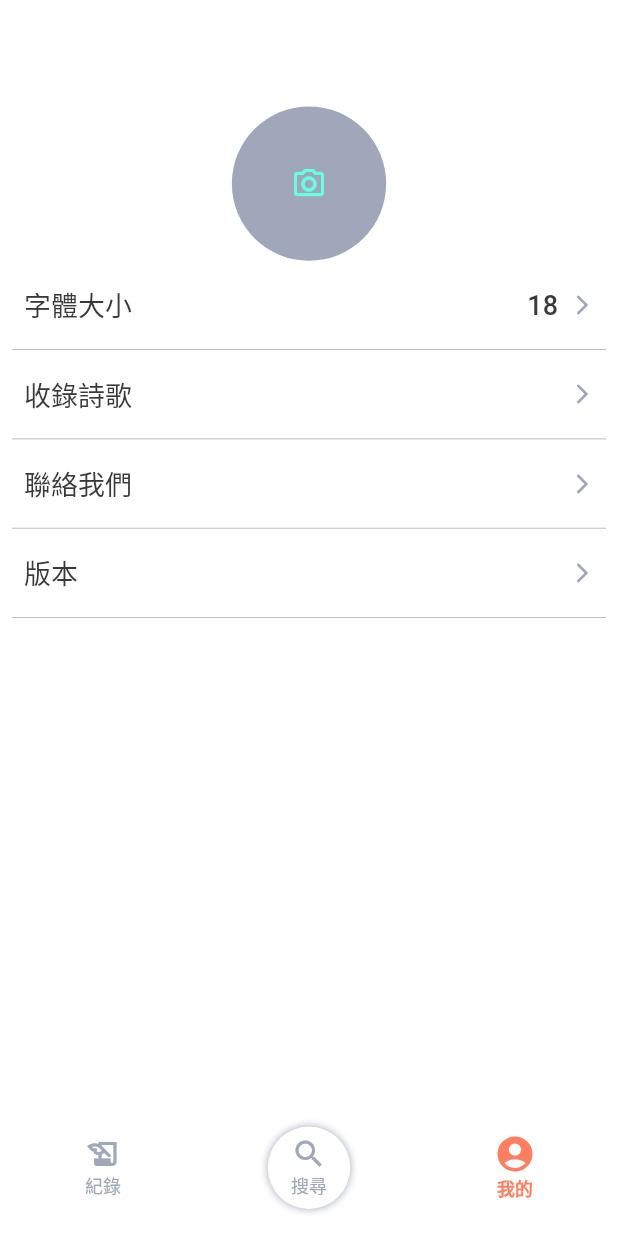
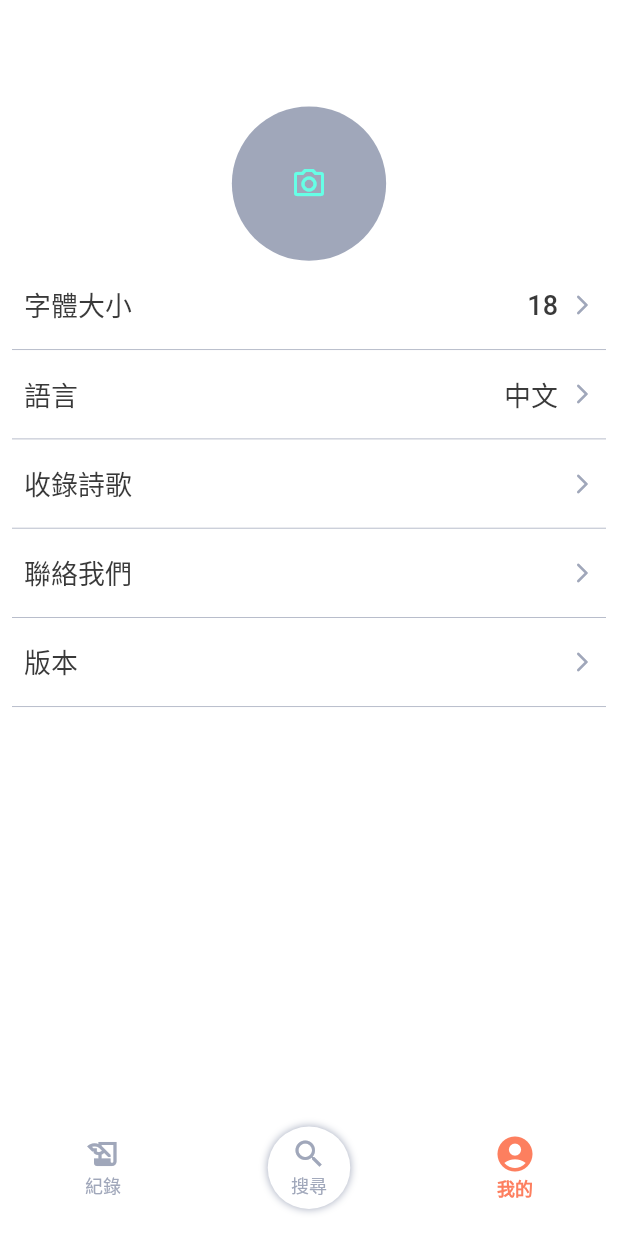
Before and after one commit to 0soul0/flutter_poetry, a Flutter app: the screen it shows after launch, item 3 of the bottom bar chosen, on a phone screen of 412 x 824 dp. Run offline on Flutter 3.47's test engine with Material 2 defaults, Android fonts, the phone set to English and light mode, and no system bars; our stand-ins replace audioplayers, dio, event_bus, firebase_core, firebase_messaging, floor and 12 more; missing offline and left inert: lifecycle, new_version_plus; accounts and stored records are empty; generated files the repository leaves out were written again; network calls fail.

```diff
--- a/lib/main_controller.dart
+++ b/lib/main_controller.dart
@@ -37,6 +37,8 @@ class MainController extends BaseController {
   late PoetryDao _poetryDao;
   late CatalogueDao _categoryDao;
   late SubCategoryDao _subCategoryDao;
+
+  bool updateAllSource = false;
 
   @override
   Future onInit() async {
@@ -91,10 +93,10 @@ class MainController extends BaseController {
     }
     final systemInfo = SystemInfoModel.fromMap(item);
     RouteApi.baseUrl = systemInfo.baseUrl;
+    //檢查config版本
+    await checkConfigVersion(systemInfo);
     //檢查檔案版本
     await checkAndUpdateFilesVersion(systemInfo);
-    //檢查config版本
-    await checkConfigVersion(systemInfo);
 
     Singleton.getEventBusInstance().fire(MsgEvent("loadingDone"));
   }
@@ -108,6 +110,7 @@ class MainController extends BaseController {
     if (oldConfig.isEmpty ||
         (int.parse(newConfig.appVersion.replaceAll(".", "")) >
             int.parse(oldConfig[0].appVersion.replaceAll(".", "")))) {
+      updateAllSource=true;
       showDialog(newConfig.updateContent);
       _systemDao.insertItem(newConfig);
     }
@@ -130,7 +133,7 @@ class MainController extends BaseController {
       var dataUpdateDone = fileMap?.dataUpdateDone ?? FileModel.keyUpdateUnDone;
 
       if (isFileVersionUpdate(oldV, newFile.dataVersion, newFile) ||
-          dataUpdateDone == FileModel.keyUpdateUnDone) {
+          dataUpdateDone == FileModel.keyUpdateUnDone||updateAllSource) {
         //更新資料庫版本和是否更新完成設定為false
         await updateFileDownloadStatus(FileModel.keyUpdateUnDone, newFile);
 
--- a/lib/presentation/views/mine/mineController.dart
+++ b/lib/presentation/views/mine/mineController.dart
@@ -6,6 +6,7 @@ import 'package:flutter_poetry/data/cache_data.dart';
 import 'package:flutter_poetry/data/setting_config.dart';
 import 'package:flutter_poetry/domain/dao/fileDao.dart';
 import 'package:flutter_poetry/presentation/views/base/baseController.dart';
+import 'package:flutter_poetry/presentation/views/mine/setting/language_fragment.dart';
 import 'package:flutter_poetry/presentation/views/widget/text_unit_widget.dart';
 import 'package:flutter_poetry/tool/permission.dart';
 import 'package:flutter_poetry/tool/shared_preferences_unit.dart';
@@ -77,13 +78,13 @@ class MineController extends BaseController {
           onTapFunction: () {
             Get.toNamed(AppRoutes.fontFragment);
           }),
-      // ItemModel(
-      //     id: 2,
-      //     title: "language".tr,
-      //     value: selectLanguage[languageIndex],
-      //     onTapFunction: () {
-      //       Get.to(() => const LanguageFragment());
-      //     }),
+      ItemModel(
+          id: 2,
+          title: "language".tr,
+          value: selectLanguage[languageIndex],
+          onTapFunction: () {
+            Get.to(() => const LanguageFragment());
+          }),
       ItemModel(
           id: 3,
           title: "poetryList".tr,
--- a/lib/presentation/views/widget/banner_widget.dart
+++ b/lib/presentation/views/widget/banner_widget.dart
@@ -13,7 +13,7 @@ class BannerWidget extends StatefulWidget {
 class _BannerWidgetState extends State<BannerWidget> {
   static final _kAdIndex = 4;
 
-  BannerAd? _ad;
+  static BannerAd? _ad;
   bool isShowBanner = false;
 
   @override
--- a/lib/resource/intl_messages.dart
+++ b/lib/resource/intl_messages.dart
@@ -53,16 +53,59 @@ class IntlMessages extends Translations {
           "singV":"歌\n唱"
         },
         'en_US': {
-          'english': 'english',
-          "poetry": "Poetry",
+          'english': 'English',
+          "helloWorld": "HelloWorld",
           "banner": "Banner",
           "record": "Record",
           "search": "Search",
           "mine": "Mine",
-          "searchHelper": "input number/title/content/ of poetry",
-          "seeMore": "more",
-          "catalogue": "catalogue",
-          "denote": "denote"
+          "poetry": "Hymn",
+          "searchHelper": "Input the Hymn of number/title/content/category",
+          "seeMore": "View more",
+          "catalogue": "Catalogue",
+          "denote": "Denote",
+          "textSize": "TextSize",
+          "language": "Language",
+          "textSizeSample":
+          "Praise Him! praise Him! Jesus, our blessed Redeemer\n\Praise Him! praise Him! Jesus, our blessed Redeemer!"
+              "\nSing, ye saints! His wonderful love proclaim!"
+              "\nHail Him! hail Him! mightiest angels in glory;"
+              "\nStrength and honor give to His holy name!"
+              "\nLike a shepherd, Jesus will feed His people,"
+              "\nIn His arms He carries them all day long;"
+              "\nO ye saints that live in the light of His presence,"
+              "\n Praise Him! praise Him! ever in joyful song!",
+          "contactUs": "Contact us",
+          "poetryList": "Included hymn",
+          "saveSuccess": "Save successful",
+          "retain": "Chorus",
+          "詩歌本": "(CN)Hymns",
+          "詩歌本(附)": "(CN)Hymns(Appx.)",
+          "詩歌本(分類)": "(CN)Hymns(Class.)",
+          "詩歌本(子分類)": "(CN)Hymns(Subc.)",
+          "補充本": "補充本",
+          "補充本(附)": "補充本(Appx.)",
+          "downloadDone": "Included",
+          "downloadUnDone": "Not downloaded",
+          "updateTitle": "Update content",
+          "current": "current",
+          "sheetMusic": "Sheet music",
+          "noSheet":"No music",
+          "update":"update",
+          "maybeLater":"Later",
+          "localVersion":"Current version",
+          "storeVersion":"Latest version",
+          "quickUpdate":"Please update soon",
+          "version":"Version",
+          "resVersion":"Resource version",
+          "hasNewVersion":"There is a new version",
+          "sheet":"Sheet music",
+          "sheetV":"Sheet\nmusic",
+          "piano":"Piano",
+          "guitar":"Guitar",
+          "guitarV":"Guitar",
+          "sing":"Sing",
+          "singV":"Sing"
         },
       };
 }
```
Also changed, not shown: lib/presentation/views/poetry/poetryDetail.dart (+43 -15 lines), 1 other file.
